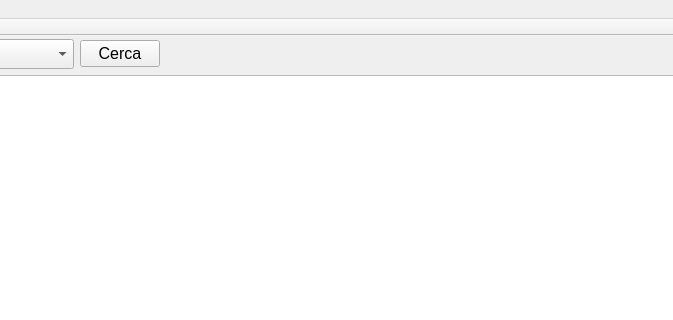
Above: funeraria.ui from LuigiCaradonna/funeraria before the change; both pictures show x 317 to 990 and y 0 to 320 of the 1280 by 800 pixel window. Below: the same form after it.
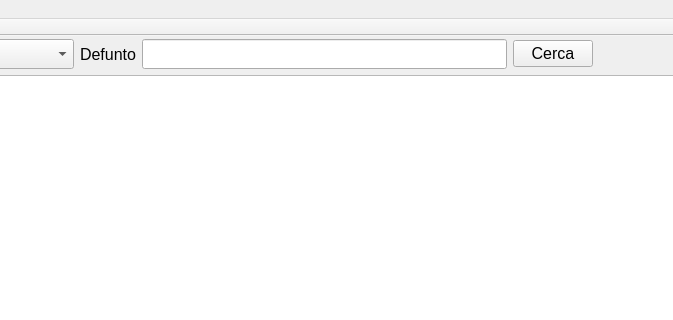
That is the form after the change.

Commit message: Main interface updated

What changed in the file:
```diff
--- a/funeraria.ui
+++ b/funeraria.ui
@@ -133,6 +133,51 @@
           </property>
          </widget>
         </item>
+        <item>
+         <widget class="QLabel" name="lblDeceased">
+          <property name="minimumSize">
+           <size>
+            <width>0</width>
+            <height>30</height>
+           </size>
+          </property>
+          <property name="maximumSize">
+           <size>
+            <width>16777215</width>
+            <height>30</height>
+           </size>
+          </property>
+          <property name="font">
+           <font>
+            <pointsize>12</pointsize>
+           </font>
+          </property>
+          <property name="text">
+           <string>Defunto</string>
+          </property>
+         </widget>
+        </item>
+        <item>
+         <widget class="QLineEdit" name="leDeceased">
+          <property name="minimumSize">
+           <size>
+            <width>0</width>
+            <height>30</height>
+           </size>
+          </property>
+          <property name="maximumSize">
+           <size>
+            <width>16777215</width>
+            <height>30</height>
+           </size>
+          </property>
+          <property name="font">
+           <font>
+            <pointsize>12</pointsize>
+           </font>
+          </property>
+         </widget>
+        </item>
         <item>
          <widget class="QPushButton" name="btnSearch">
           <property name="font">
```
The commit also changes 3 other files.
